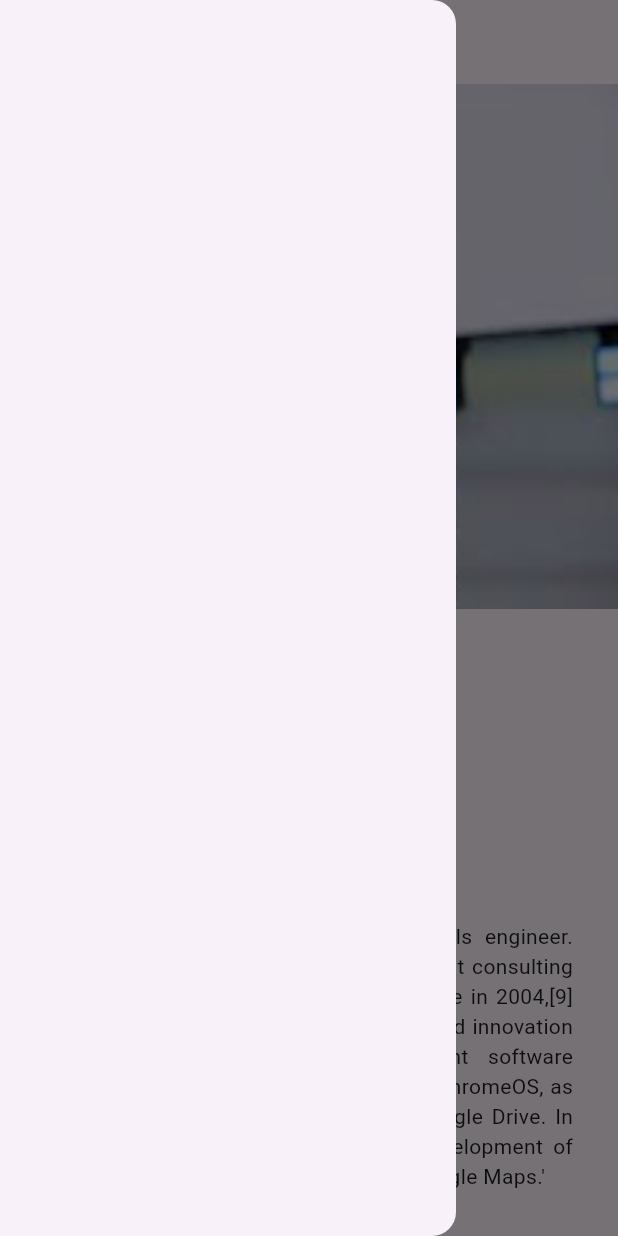
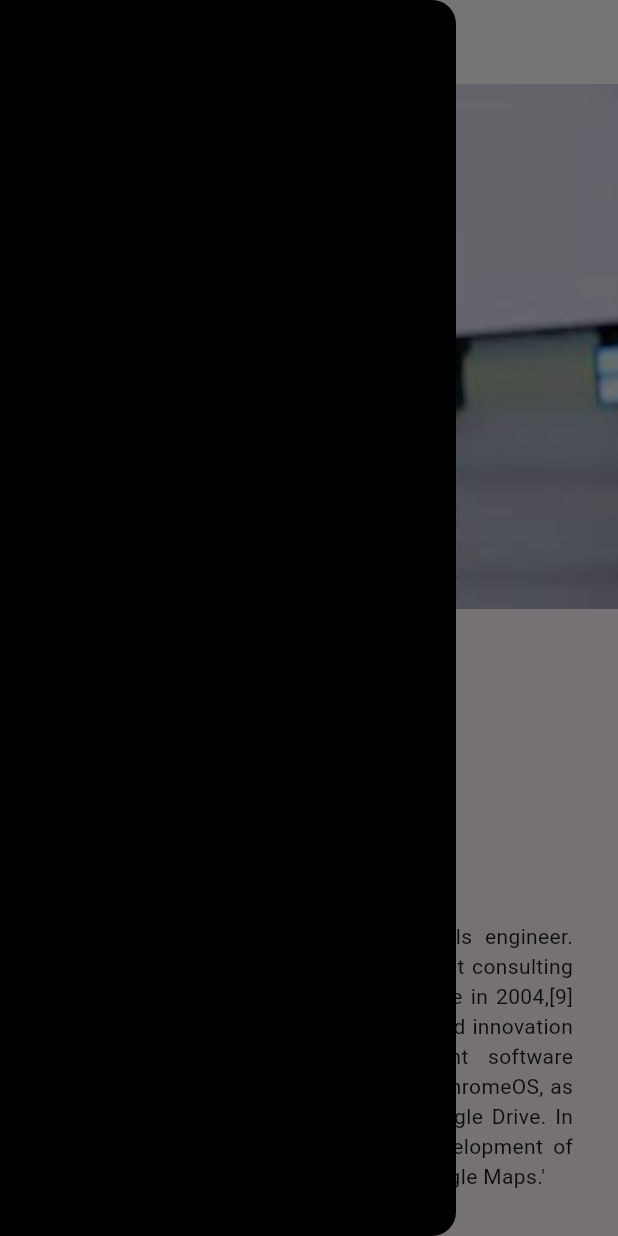
Before and after one commit to Sona-V-Sajan/flutterclass, a Flutter app: the Navdrawer1 screen opened directly, with the side drawer open, on a phone screen of 412 x 824 dp. Run offline on Flutter 3.47's test engine with Material 2 defaults, Android fonts, the phone set to English and light mode, and no system bars; our stand-ins replace convex_bottom_bar, font_awesome_flutter, google_fonts, lottie, rive.

```diff
--- a/lib/drawerex2.dart
+++ b/lib/drawerex2.dart
@@ -8,7 +8,7 @@ class  DrawerExample extends StatelessWidget {
   @override
   Widget build(BuildContext context) {
     return Scaffold(
-      appBar: AppBar(title: Text("AppBar"),backgroundColor: Colors.white,),
+      appBar: AppBar(title: Text("AppBar"),),
       drawer: Drawer(
         child: Container(
           decoration: BoxDecoration(
--- a/lib/sundarpacahi.dart
+++ b/lib/sundarpacahi.dart
@@ -9,8 +9,11 @@ class Navdrawer1 extends StatelessWidget {
     return Scaffold(
       appBar: AppBar(
         title: Text("AppBar"),
+        backgroundColor: Colors.white,
       ),
-      drawer: Drawer(),
+      drawer: Drawer(
+        backgroundColor: Colors.black,
+      ),
       body: Stack(
         children: [
           Container(),
```
